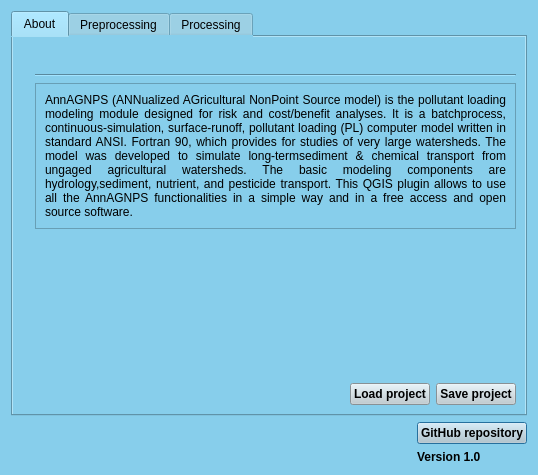
The window that ui/dialog_base.ui (Inigobarbe/QGIS-AnnAGNPS) describes before a commit, drawn with Qt 5.
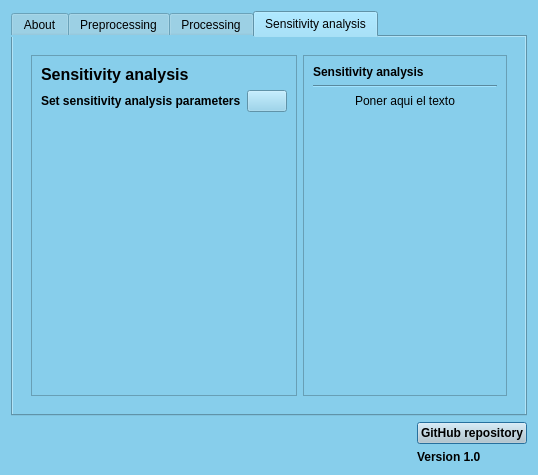
The same window after the commit. The open tabs and pages were chosen to show the change.

```diff
--- a/ui/dialog_base.ui
+++ b/ui/dialog_base.ui
@@ -1256,6 +1256,153 @@
        </item>
       </layout>
      </widget>
+     <widget class="QWidget" name="tab_4">
+      <attribute name="title">
+       <string>Sensitivity analysis</string>
+      </attribute>
+      <layout class="QGridLayout" name="gridLayout_4">
+       <item row="0" column="0">
+        <widget class="QScrollArea" name="scrollArea_3">
+         <property name="frameShape">
+          <enum>QFrame::NoFrame</enum>
+         </property>
+         <property name="widgetResizable">
+          <bool>true</bool>
+         </property>
+         <widget class="QWidget" name="scrollAreaWidgetContents_3">
+          <property name="geometry">
+           <rect>
+            <x>0</x>
+            <y>0</y>
+            <width>496</width>
+            <height>365</height>
+           </rect>
+          </property>
+          <layout class="QGridLayout" name="gridLayout_11">
+           <item row="0" column="0">
+            <widget class="QFrame" name="frame_2">
+             <property name="frameShape">
+              <enum>QFrame::StyledPanel</enum>
+             </property>
+             <property name="frameShadow">
+              <enum>QFrame::Raised</enum>
+             </property>
+             <layout class="QGridLayout" name="gridLayout_15">
+              <item row="0" column="0">
+               <widget class="QLabel" name="label_20">
+                <property name="font">
+                 <font>
+                  <pointsize>12</pointsize>
+                  <weight>75</weight>
+                  <bold>true</bold>
+                 </font>
+                </property>
+                <property name="text">
+                 <string>Sensitivity analysis</string>
+                </property>
+               </widget>
+              </item>
+              <item row="1" column="0">
+               <layout class="QHBoxLayout" name="horizontalLayout">
+                <item>
+                 <widget class="QLabel" name="label_21">
+                  <property name="font">
+                   <font>
+                    <weight>75</weight>
+                    <bold>true</bold>
+                   </font>
+                  </property>
+                  <property name="text">
+                   <string>Set sensitivity analysis parameters</string>
+                  </property>
+                 </widget>
+                </item>
+                <item>
+                 <widget class="QPushButton" name="sensitivity">
+                  <property name="text">
+                   <string/>
+                  </property>
+                 </widget>
+                </item>
+               </layout>
+              </item>
+              <item row="2" column="0">
+               <spacer name="verticalSpacer_5">
+                <property name="orientation">
+                 <enum>Qt::Vertical</enum>
+                </property>
+                <property name="sizeHint" stdset="0">
+                 <size>
+                  <width>20</width>
+                  <height>40</height>
+                 </size>
+                </property>
+               </spacer>
+              </item>
+             </layout>
+            </widget>
+           </item>
+           <item row="0" column="1">
+            <widget class="QFrame" name="frame_7">
+             <property name="frameShape">
+              <enum>QFrame::StyledPanel</enum>
+             </property>
+             <property name="frameShadow">
+              <enum>QFrame::Raised</enum>
+             </property>
+             <layout class="QGridLayout" name="gridLayout_13">
+              <item row="0" column="0">
+               <widget class="QLabel" name="label_12">
+                <property name="font">
+                 <font>
+                  <weight>75</weight>
+                  <bold>true</bold>
+                 </font>
+                </property>
+                <property name="text">
+                 <string>Sensitivity analysis</string>
+                </property>
+               </widget>
+              </item>
+              <item row="2" column="0">
+               <widget class="QLabel" name="label_19">
+                <property name="text">
+                 <string>Poner aqui el texto</string>
+                </property>
+                <property name="alignment">
+                 <set>Qt::AlignCenter</set>
+                </property>
+               </widget>
+              </item>
+              <item row="1" column="0">
+               <widget class="Line" name="line">
+                <property name="orientation">
+                 <enum>Qt::Horizontal</enum>
+                </property>
+               </widget>
+              </item>
+              <item row="3" column="0">
+               <spacer name="verticalSpacer_4">
+                <property name="orientation">
+                 <enum>Qt::Vertical</enum>
+                </property>
+                <property name="sizeHint" stdset="0">
+                 <size>
+                  <width>20</width>
+                  <height>40</height>
+                 </size>
+                </property>
+               </spacer>
+              </item>
+             </layout>
+            </widget>
+           </item>
+          </layout>
+         </widget>
+        </widget>
+       </item>
+      </layout>
+     </widget>
     </widget>
    </item>
   </layout>
```
Left out of the diff: 6 changed lines with no effect on the pictures.
